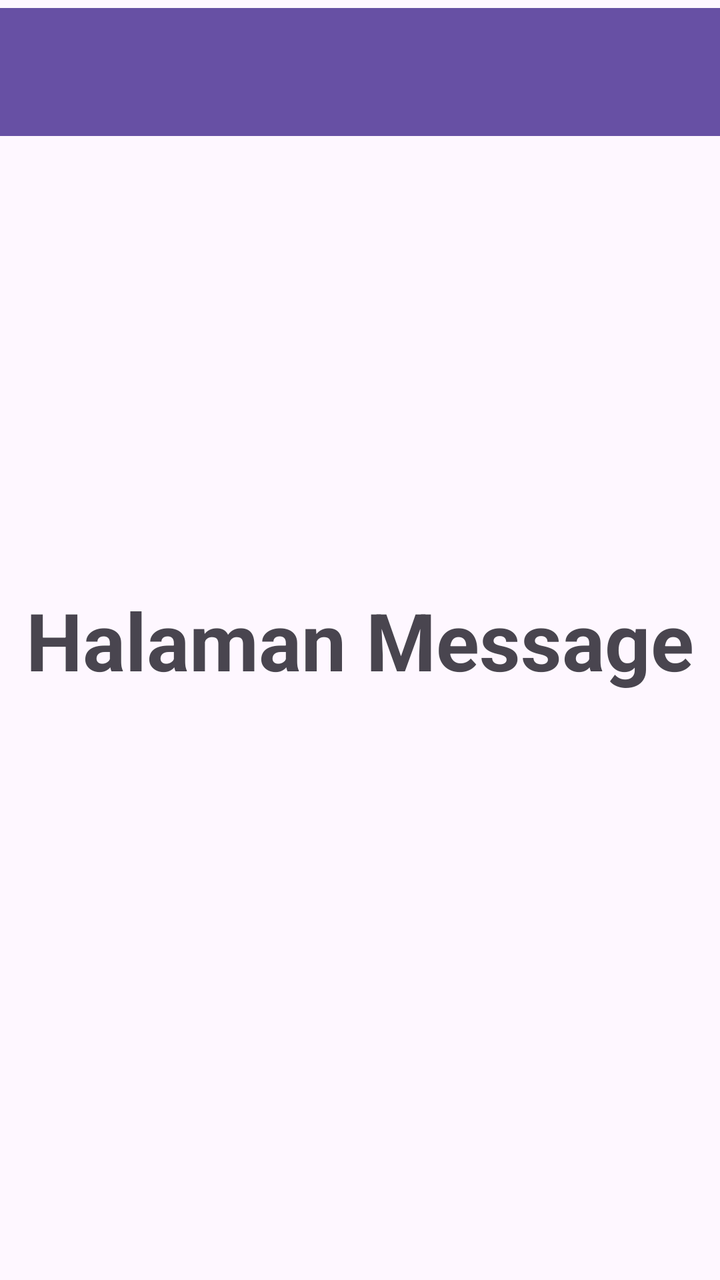
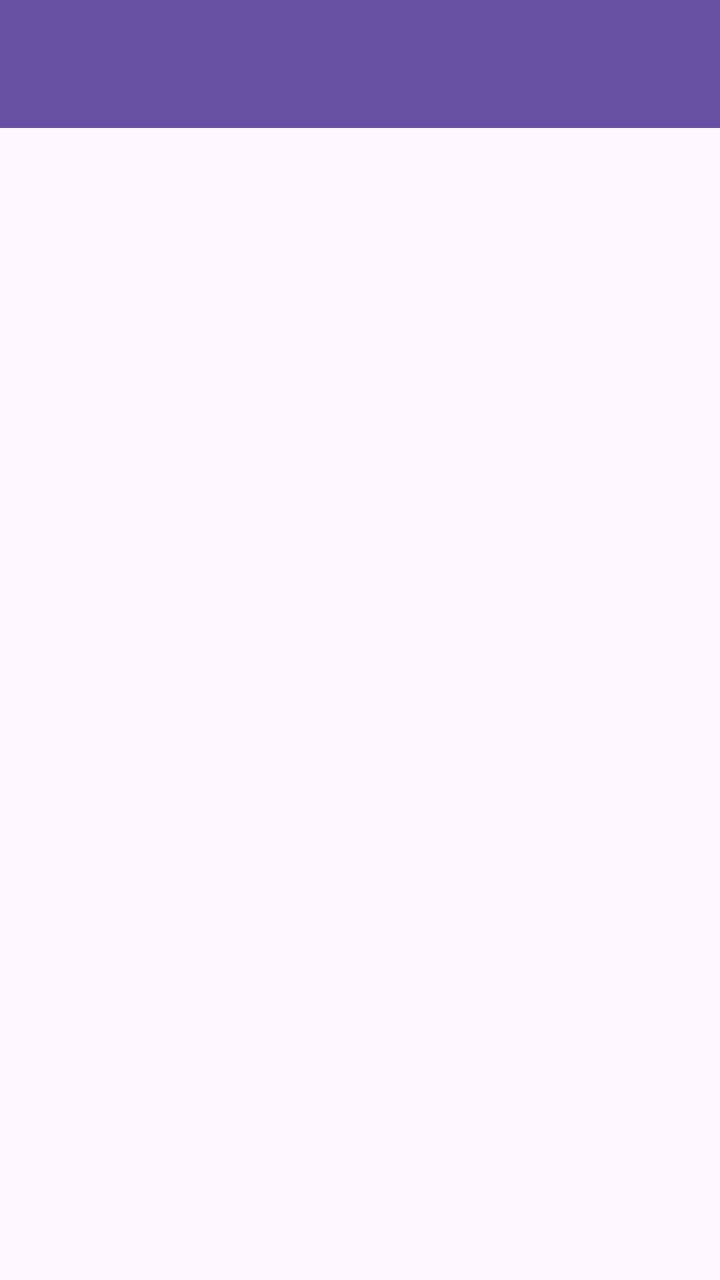

Before-and-after screenshots of an Android layout around one commit, followed by the original layout XML and the change that was made.
<!-- AndroidManifest.xml: application theme Theme.Vania3tie -->
<!-- res/layout/fragment_message.xml -->
<?xml version="1.0" encoding="utf-8"?>
<androidx.constraintlayout.widget.ConstraintLayout xmlns:android="http://schemas.android.com/apk/res/android"
    xmlns:tools="http://schemas.android.com/tools"
    android:layout_width="match_parent"
    android:layout_height="match_parent"
    xmlns:app="http://schemas.android.com/apk/res-auto"
    tools:context=".MessageFragment.MessageFragment">

    <androidx.appcompat.widget.Toolbar
        android:id="@+id/toolbar"
        android:layout_width="match_parent"
        android:layout_height="?attr/actionBarSize"
        android:layout_marginTop="4dp"
        android:background="?attr/colorPrimary"
        app:layout_constraintEnd_toEndOf="parent"
        app:layout_constraintStart_toStartOf="parent"
        app:layout_constraintTop_toTopOf="parent"
        app:subtitleTextColor="@android:color/white"
        app:titleTextColor="@android:color/white"
        app:layout_scrollFlags="scroll|enterAlways"/>

    
    <TextView
    android:layout_width="match_parent"
    android:layout_height="match_parent"
    android:textSize="40sp"
    android:textStyle="bold"
    android:gravity="center"
    android:text="Halaman Message" />

</androidx.constraintlayout.widget.ConstraintLayout>
<!-- resources referenced by this layout -->
<resources>
  <style name="Theme.Vania3tie" parent="Base.Theme.Vania3tie" />
  <style name="Base.Theme.Vania3tie" parent="Theme.Material3.DayNight.NoActionBar">
          
          
      </style>
</resources>

<!-- the commit's change to res/layout/fragment_message.xml (unified diff, before → after) -->
@@ -1,31 +1,31 @@
 <?xml version="1.0" encoding="utf-8"?>
-<androidx.constraintlayout.widget.ConstraintLayout xmlns:android="http://schemas.android.com/apk/res/android"
+<androidx.coordinatorlayout.widget.CoordinatorLayout xmlns:android="http://schemas.android.com/apk/res/android"
     xmlns:tools="http://schemas.android.com/tools"
     android:layout_width="match_parent"
     android:layout_height="match_parent"
     xmlns:app="http://schemas.android.com/apk/res-auto"
     tools:context=".MessageFragment.MessageFragment">
 
-    <androidx.appcompat.widget.Toolbar
-        android:id="@+id/toolbar"
+    <com.google.android.material.appbar.AppBarLayout
+        android:id="@+id/appBarLayout"
         android:layout_width="match_parent"
-        android:layout_height="?attr/actionBarSize"
-        android:layout_marginTop="4dp"
-        android:background="?attr/colorPrimary"
-        app:layout_constraintEnd_toEndOf="parent"
-        app:layout_constraintStart_toStartOf="parent"
-        app:layout_constraintTop_toTopOf="parent"
-        app:subtitleTextColor="@android:color/white"
-        app:titleTextColor="@android:color/white"
-        app:layout_scrollFlags="scroll|enterAlways"/>
+        android:layout_height="wrap_content"
+        android:theme="@style/ThemeOverlay.AppCompat.Dark.ActionBar">
 
-    
-    <TextView
-    android:layout_width="match_parent"
-    android:layout_height="match_parent"
-    android:textSize="40sp"
-    android:textStyle="bold"
-    android:gravity="center"
-    android:text="Halaman Message" />
+        <androidx.appcompat.widget.Toolbar
+            android:id="@+id/toolbar"
+            android:layout_width="match_parent"
+            android:layout_height="?attr/actionBarSize"
+            android:background="?attr/colorPrimary"
+            app:layout_scrollFlags="scroll|enterAlways"
+            app:titleTextColor="@android:color/white" />
 
-</androidx.constraintlayout.widget.ConstraintLayout>
+    </com.google.android.material.appbar.AppBarLayout>
+
+    <ListView
+        android:id="@+id/listMessageItems"
+        android:layout_width="match_parent"
+        android:layout_height="match_parent"
+        app:layout_behavior="@string/appbar_scrolling_view_behavior" />
+
+</androidx.coordinatorlayout.widget.CoordinatorLayout>
